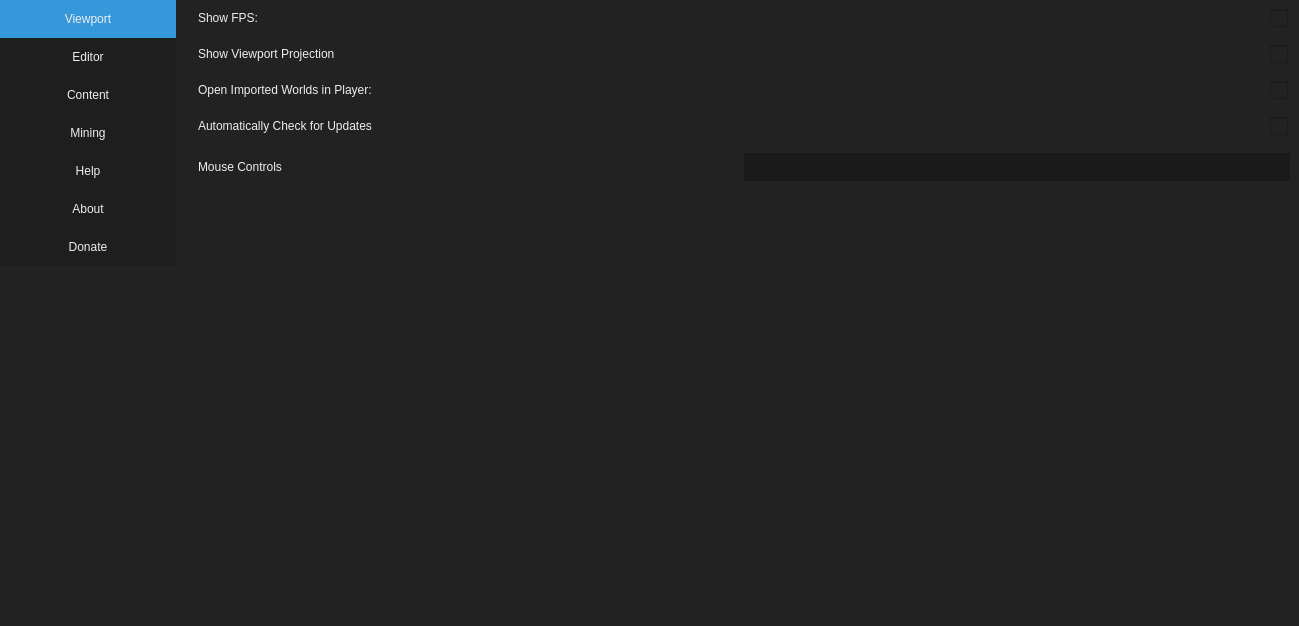
Before: the Qt Designer form src/dialogs/preferences/worldsettings.ui in jahshaka/Studio, drawn with Qt 5.
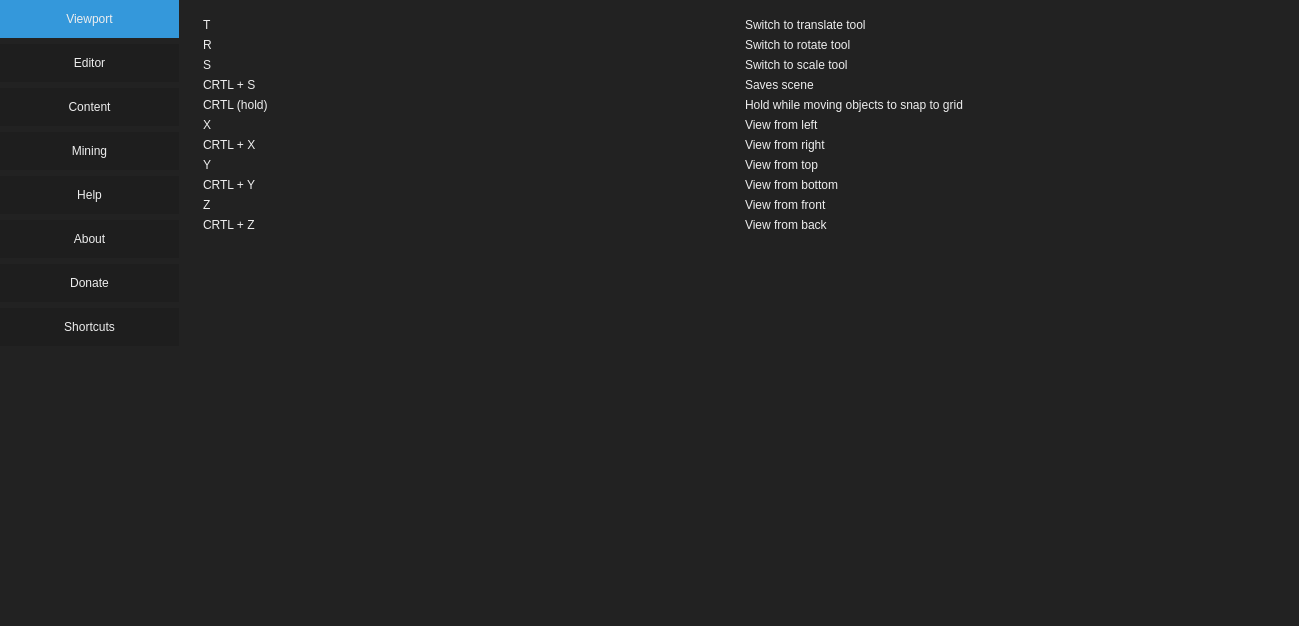
After: the same form once the commit is applied. Icons and pictures are not drawn. Custom widgets are drawn as their Qt base class.

Commit message: Added page to display shortcuts

Diff of the .ui file:
```diff
--- a/src/dialogs/preferences/worldsettings.ui
+++ b/src/dialogs/preferences/worldsettings.ui
@@ -150,7 +150,7 @@
     height: 14px;
 }</string>
   </property>
-  <layout class="QGridLayout" name="gridLayout">
+  <layout class="QHBoxLayout" name="horizontalLayout_32">
    <property name="leftMargin">
     <number>0</number>
    </property>
@@ -163,13 +163,7 @@
    <property name="bottomMargin">
     <number>0</number>
    </property>
-   <property name="horizontalSpacing">
-    <number>13</number>
-   </property>
-   <property name="verticalSpacing">
-    <number>0</number>
-   </property>
-   <item row="0" column="0">
+   <item>
     <layout class="QVBoxLayout" name="verticalLayout_3">
      <item>
       <widget class="QPushButton" name="viewport_2">
@@ -253,6 +247,16 @@
        </property>
       </widget>
      </item>
+     <item>
+      <widget class="QPushButton" name="shortcutss">
+       <property name="text">
+        <string>Shortcuts</string>
+       </property>
+       <property name="checkable">
+        <bool>true</bool>
+       </property>
+      </widget>
+     </item>
      <item>
       <spacer name="verticalSpacer">
        <property name="orientation">
@@ -278,10 +282,10 @@
      </item>
     </layout>
    </item>
-   <item row="0" column="1">
+   <item>
     <widget class="QStackedWidget" name="stackedWidget">
      <property name="currentIndex">
-      <number>1</number>
+      <number>6</number>
      </property>
      <widget class="QWidget" name="viewport">
       <layout class="QVBoxLayout" name="verticalLayout">
@@ -892,6 +896,246 @@
        </item>
       </layout>
      </widget>
+     <widget class="QWidget" name="page">
+      <layout class="QVBoxLayout" name="verticalLayout_5">
+       <item>
+        <widget class="QScrollArea" name="scrollArea">
+         <property name="styleSheet">
+          <string notr="true">border: none</string>
+         </property>
+         <property name="widgetResizable">
+          <bool>true</bool>
+         </property>
+         <widget class="QWidget" name="scrollAreaWidgetContents_2">
+          <property name="geometry">
+           <rect>
+            <x>0</x>
+            <y>0</y>
+            <width>1099</width>
+            <height>608</height>
+           </rect>
+          </property>
+          <property name="styleSheet">
+           <string notr="true">border: none</string>
+          </property>
+          <layout class="QVBoxLayout" name="verticalLayout_6">
+           <item>
+            <layout class="QHBoxLayout" name="horizontalLayout_15">
+             <item>
+              <widget class="QLabel" name="label_12">
+               <property name="text">
+                <string>T</string>
+               </property>
+              </widget>
+             </item>
+             <item>
+              <widget class="QLabel" name="label_13">
+               <property name="text">
+                <string>Switch to translate tool</string>
+               </property>
+              </widget>
+             </item>
+            </layout>
+           </item>
+           <item>
+            <layout class="QHBoxLayout" name="horizontalLayout_16">
+             <item>
+              <widget class="QLabel" name="label_14">
+               <property name="text">
+                <string>R</string>
+               </property>
+              </widget>
+             </item>
+             <item>
+              <widget class="QLabel" name="label_15">
+               <property name="text">
+                <string>Switch to rotate tool</string>
+               </property>
+              </widget>
+             </item>
+            </layout>
+           </item>
+           <item>
+            <layout class="QHBoxLayout" name="horizontalLayout_17">
+             <item>
+              <widget class="QLabel" name="label_17">
+               <property name="text">
+                <string>S</string>
+               </property>
+              </widget>
+             </item>
+             <item>
+              <widget class="QLabel" name="label_16">
+               <property name="text">
+                <string>Switch to scale tool</string>
+               </property>
+              </widget>
+             </item>
+            </layout>
+           </item>
+           <item>
+            <layout class="QHBoxLayout" name="horizontalLayout_18">
+             <item>
+              <widget class="QLabel" name="label_19">
+               <property name="text">
+                <string>CRTL + S</string>
+               </property>
+              </widget>
+             </item>
+             <item>
+              <widget class="QLabel" name="label_18">
+               <property name="text">
+                <string>Saves scene</string>
+               </property>
+              </widget>
+             </item>
+            </layout>
+           </item>
+           <item>
+            <layout class="QHBoxLayout" name="horizontalLayout_19">
+             <item>
+              <widget class="QLabel" name="label_21">
+               <property name="text">
+                <string>CRTL (hold)</string>
+               </property>
+              </widget>
+             </item>
+             <item>
+              <widget class="QLabel" name="label_20">
+               <property name="text">
+                <string>Hold while moving objects to snap to grid</string>
+               </property>
+              </widget>
+             </item>
+            </layout>
+           </item>
+           <item>
+            <layout class="QHBoxLayout" name="horizontalLayout_20">
+             <item>
+              <widget class="QLabel" name="label_23">
+               <property name="text">
+                <string>X</string>
+               </property>
+              </widget>
+             </item>
+             <item>
+              <widget class="QLabel" name="label_22">
+               <property name="text">
+                <string>View from left</string>
+               </property>
+              </widget>
+             </item>
+            </layout>
+           </item>
+           <item>
+            <layout class="QHBoxLayout" name="horizontalLayout_21">
+             <item>
+              <widget class="QLabel" name="label_25">
+               <property name="text">
+                <string>CRTL + X</string>
+               </property>
+              </widget>
+             </item>
+             <item>
+              <widget class="QLabel" name="label_24">
+               <property name="text">
+                <string>View from right</string>
+               </property>
+              </widget>
+             </item>
+            </layout>
+           </item>
+           <item>
+            <layout class="QHBoxLayout" name="horizontalLayout_22">
+             <item>
+              <widget class="QLabel" name="label_27">
+               <property name="text">
+                <string>Y</string>
+               </property>
+              </widget>
+             </item>
+             <item>
+              <widget class="QLabel" name="label_26">
+               <property name="text">
+                <string>View from top</string>
+               </property>
+              </widget>
+             </item>
+            </layout>
+           </item>
+           <item>
+            <layout class="QHBoxLayout" name="horizontalLayout_23">
+             <item>
+              <widget class="QLabel" name="label_29">
+               <property name="text">
+                <string>CRTL + Y</string>
+               </property>
+              </widget>
+             </item>
+             <item>
+              <widget class="QLabel" name="label_28">
+               <property name="text">
+                <string>View from bottom</string>
+               </property>
+              </widget>
+             </item>
+            </layout>
+           </item>
+           <item>
+            <layout class="QHBoxLayout" name="horizontalLayout_24">
+             <item>
+              <widget class="QLabel" name="label_31">
+               <property name="text">
+                <string>Z</string>
+               </property>
+              </widget>
+             </item>
+             <item>
+              <widget class="QLabel" name="label_30">
+               <property name="text">
+                <string>View from front</string>
+               </property>
+              </widget>
+             </item>
+            </layout>
+           </item>
+           <item>
+            <layout class="QHBoxLayout" name="horizontalLayout_25">
+             <item>
+              <widget class="QLabel" name="label_33">
+               <property name="text">
+                <string>CRTL + Z</string>
+               </property>
+              </widget>
+             </item>
+             <item>
+              <widget class="QLabel" name="label_32">
+               <property name="text">
+                <string>View from back</string>
+               </property>
+              </widget>
+             </item>
+            </layout>
+           </item>
+           <item>
+            <spacer name="verticalSpacer_5">
+             <property name="orientation">
+              <enum>Qt::Vertical</enum>
+             </property>
+             <property name="sizeHint" stdset="0">
+              <size>
+               <width>20</width>
+               <height>40</height>
+              </size>
+             </property>
+            </spacer>
+           </item>
+          </layout>
+         </widget>
+        </widget>
+       </item>
+      </layout>
+     </widget>
     </widget>
    </item>
   </layout>
```
Left out of the diff: 40 changed lines with no effect on the pictures. The commit also changes 1 other file.
